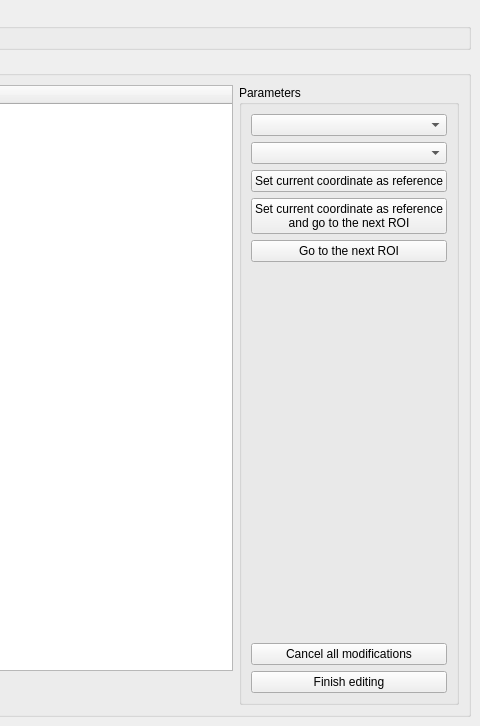
The window that iris/resources/coordinate_modifiers/gridify_setup_finetuning.ui (The-Thomas-Lab-UCL/orm-iris) describes before a commit, drawn with Qt 5; both pictures show x 720 to 1200 and y 0 to 726 of the 1200 by 726 pixel window.
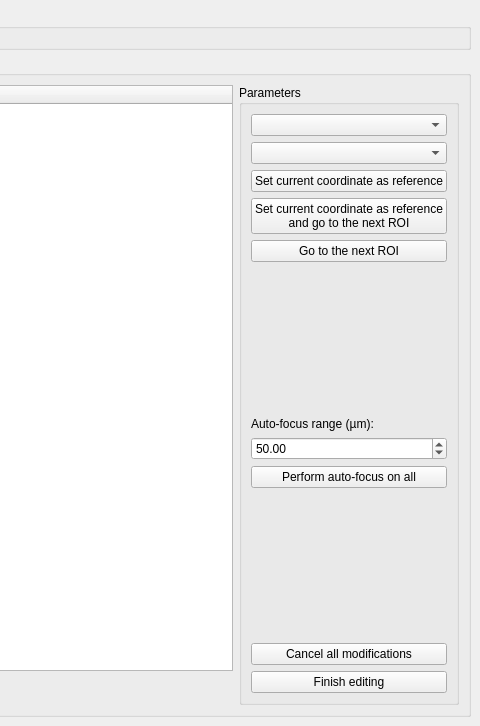
The same window after the commit.

Commit message: Added: Autofocus in gridify (hardware untested)

What changed in the file:
```diff
--- a/iris/resources/coordinate_modifiers/gridify_setup_finetuning.ui
+++ b/iris/resources/coordinate_modifiers/gridify_setup_finetuning.ui
@@ -107,6 +107,46 @@
                   </property>
                  </spacer>
                 </item>
+                <item>
+                 <widget class="QLabel" name="label_2">
+                  <property name="text">
+                   <string>Auto-focus range (µm):</string>
+                  </property>
+                 </widget>
+                </item>
+                <item>
+                 <widget class="QDoubleSpinBox" name="spin_range_um">
+                  <property name="minimum">
+                   <double>0.100000000000000</double>
+                  </property>
+                  <property name="maximum">
+                   <double>1000000.000000000000000</double>
+                  </property>
+                  <property name="value">
+                   <double>50.000000000000000</double>
+                  </property>
+                 </widget>
+                </item>
+                <item>
+                 <widget class="QPushButton" name="btn_autofocus">
+                  <property name="text">
+                   <string>Perform auto-focus on all</string>
+                  </property>
+                 </widget>
+                </item>
+                <item>
+                 <spacer name="verticalSpacer_2">
+                  <property name="orientation">
+                   <enum>Qt::Orientation::Vertical</enum>
+                  </property>
+                  <property name="sizeHint" stdset="0">
+                   <size>
+                    <width>20</width>
+                    <height>40</height>
+                   </size>
+                  </property>
+                 </spacer>
+                </item>
                 <item>
                  <widget class="QPushButton" name="btn_cancel">
                   <property name="text">
```
The commit also changes 3 other files.
